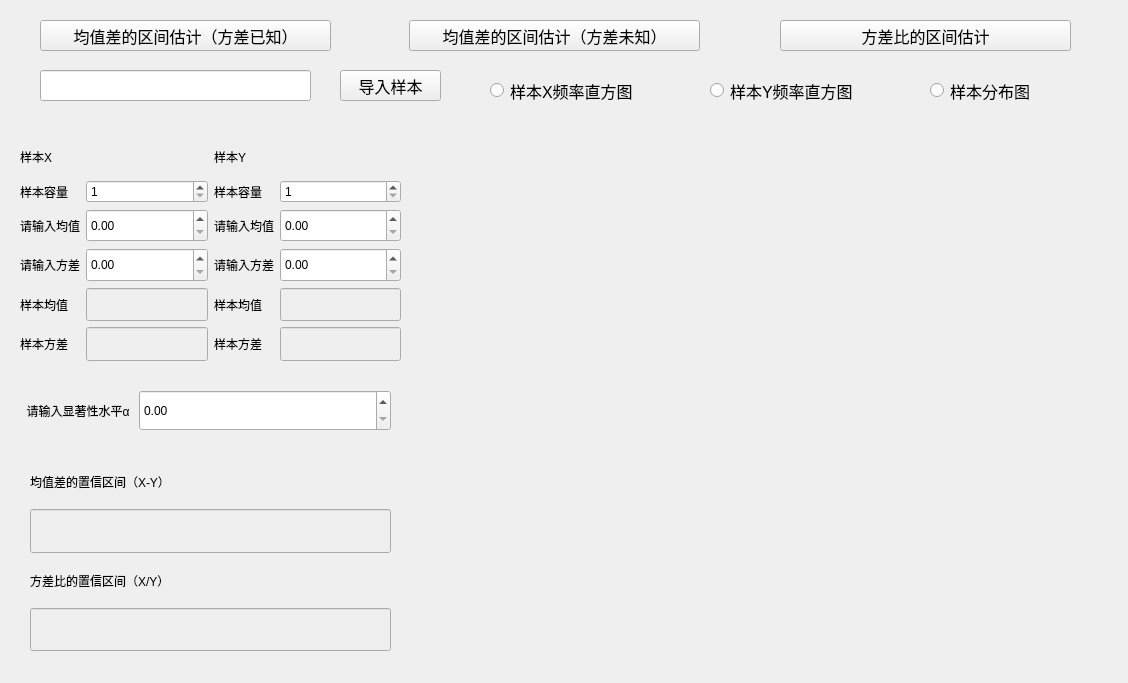
chenxindaaa/MathematicalStatistics, file files/double_confidence_interval.ui: the form before one commit.
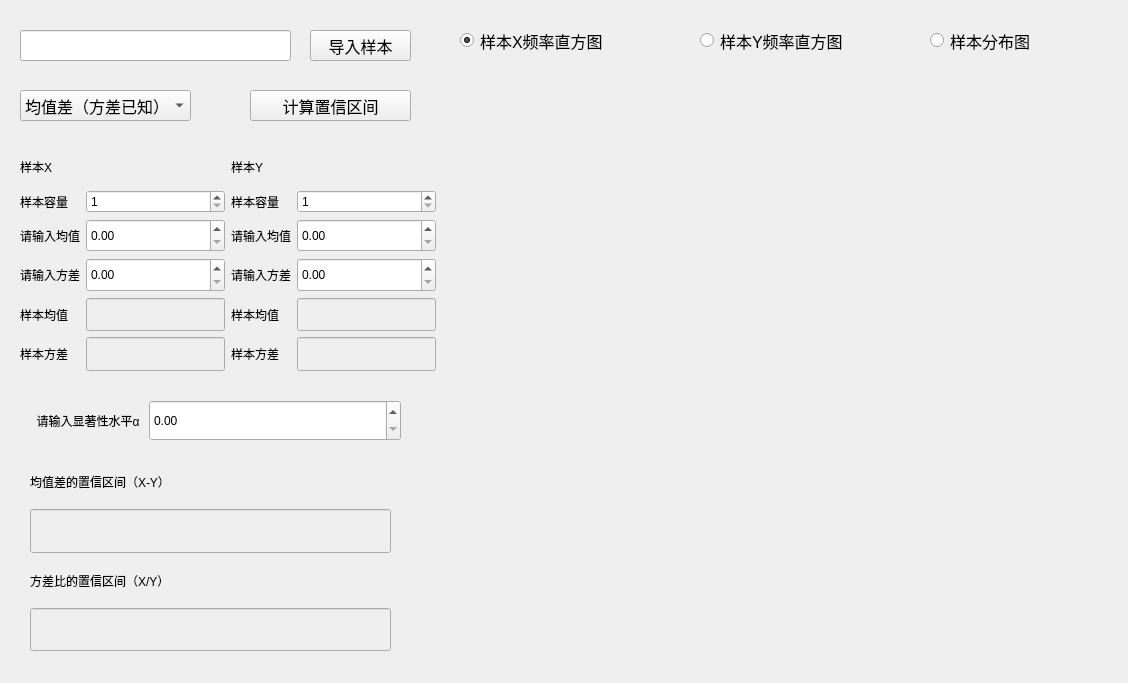
The form after the commit. Custom widgets are drawn as their Qt base class.

What changed in the file:
```diff
--- a/files/double_confidence_interval.ui
+++ b/files/double_confidence_interval.ui
@@ -22,9 +22,9 @@
   <widget class="QPushButton" name="pushButton">
    <property name="geometry">
     <rect>
-     <x>40</x>
-     <y>20</y>
-     <width>291</width>
+     <x>250</x>
+     <y>90</y>
+     <width>161</width>
      <height>31</height>
     </rect>
    </property>
@@ -34,60 +34,24 @@
     </font>
    </property>
    <property name="text">
-    <string>均值差的区间估计（方差已知）</string>
-   </property>
-  </widget>
-  <widget class="QPushButton" name="pushButton_2">
-   <property name="geometry">
-    <rect>
-     <x>780</x>
-     <y>20</y>
-     <width>291</width>
-     <height>31</height>
-    </rect>
-   </property>
-   <property name="font">
-    <font>
-     <pointsize>12</pointsize>
-    </font>
-   </property>
-   <property name="text">
-    <string>方差比的区间估计</string>
+    <string>计算置信区间</string>
    </property>
   </widget>
   <widget class="Plot" name="widget" native="true">
    <property name="geometry">
     <rect>
-     <x>430</x>
-     <y>130</y>
-     <width>661</width>
-     <height>521</height>
+     <x>450</x>
+     <y>100</y>
+     <width>641</width>
+     <height>551</height>
     </rect>
    </property>
   </widget>
-  <widget class="QPushButton" name="pushButton_3">
-   <property name="geometry">
-    <rect>
-     <x>409</x>
-     <y>20</y>
-     <width>291</width>
-     <height>31</height>
-    </rect>
-   </property>
-   <property name="font">
-    <font>
-     <pointsize>12</pointsize>
-    </font>
-   </property>
-   <property name="text">
-    <string>均值差的区间估计（方差未知）</string>
-   </property>
-  </widget>
   <widget class="QWidget" name="layoutWidget">
    <property name="geometry">
     <rect>
-     <x>20</x>
-     <y>390</y>
+     <x>30</x>
+     <y>400</y>
      <width>371</width>
      <height>41</height>
     </rect>
@@ -191,8 +155,8 @@
   <widget class="QPushButton" name="pushButton_7">
    <property name="geometry">
     <rect>
-     <x>340</x>
-     <y>70</y>
+     <x>310</x>
+     <y>30</y>
      <width>101</width>
      <height>31</height>
     </rect>
@@ -209,8 +173,8 @@
   <widget class="QRadioButton" name="radioButton">
    <property name="geometry">
     <rect>
-     <x>490</x>
-     <y>80</y>
+     <x>460</x>
+     <y>30</y>
      <width>201</width>
      <height>21</height>
     </rect>
@@ -223,12 +187,15 @@
    <property name="text">
     <string>样本X频率直方图</string>
    </property>
+   <property name="checked">
+    <bool>true</bool>
+   </property>
   </widget>
   <widget class="QLineEdit" name="lineEdit">
    <property name="geometry">
     <rect>
-     <x>40</x>
-     <y>70</y>
+     <x>20</x>
+     <y>30</y>
      <width>271</width>
      <height>31</height>
     </rect>
@@ -238,7 +205,7 @@
    <property name="geometry">
     <rect>
      <x>930</x>
-     <y>80</y>
+     <y>30</y>
      <width>161</width>
      <height>21</height>
     </rect>
@@ -255,8 +222,8 @@
   <widget class="QRadioButton" name="radioButton_5">
    <property name="geometry">
     <rect>
-     <x>710</x>
-     <y>80</y>
+     <x>700</x>
+     <y>30</y>
      <width>201</width>
      <height>21</height>
     </rect>
@@ -270,12 +237,12 @@
     <string>样本Y频率直方图</string>
    </property>
   </widget>
-  <widget class="QWidget" name="">
+  <widget class="QWidget" name="layoutWidget">
    <property name="geometry">
     <rect>
      <x>20</x>
-     <y>140</y>
-     <width>381</width>
+     <y>150</y>
+     <width>416</width>
      <height>221</height>
     </rect>
    </property>
@@ -516,6 +483,52 @@
     </item>
    </layout>
   </widget>
+  <widget class="QComboBox" name="comboBox">
+   <property name="geometry">
+    <rect>
+     <x>20</x>
+     <y>90</y>
+     <width>171</width>
+     <height>31</height>
+    </rect>
+   </property>
+   <property name="font">
+    <font>
+     <family>Agency FB</family>
+     <pointsize>12</pointsize>
+    </font>
+   </property>
+   <property name="focusPolicy">
+    <enum>Qt::WheelFocus</enum>
+   </property>
+   <property name="contextMenuPolicy">
+    <enum>Qt::DefaultContextMenu</enum>
+   </property>
+   <property name="layoutDirection">
+    <enum>Qt::LeftToRight</enum>
+   </property>
+   <property name="insertPolicy">
+    <enum>QComboBox::InsertAtBottom</enum>
+   </property>
+   <property name="frame">
+    <bool>true</bool>
+   </property>
+   <item>
+    <property name="text">
+     <string>均值差（方差已知）</string>
+    </property>
+   </item>
+   <item>
+    <property name="text">
+     <string>均值差（方差未知）</string>
+    </property>
+   </item>
+   <item>
+    <property name="text">
+     <string>方差比</string>
+    </property>
+   </item>
+  </widget>
  </widget>
  <customwidgets>
   <customwidget>
```
Left out of the diff: 78 changed lines with no effect on the pictures.
